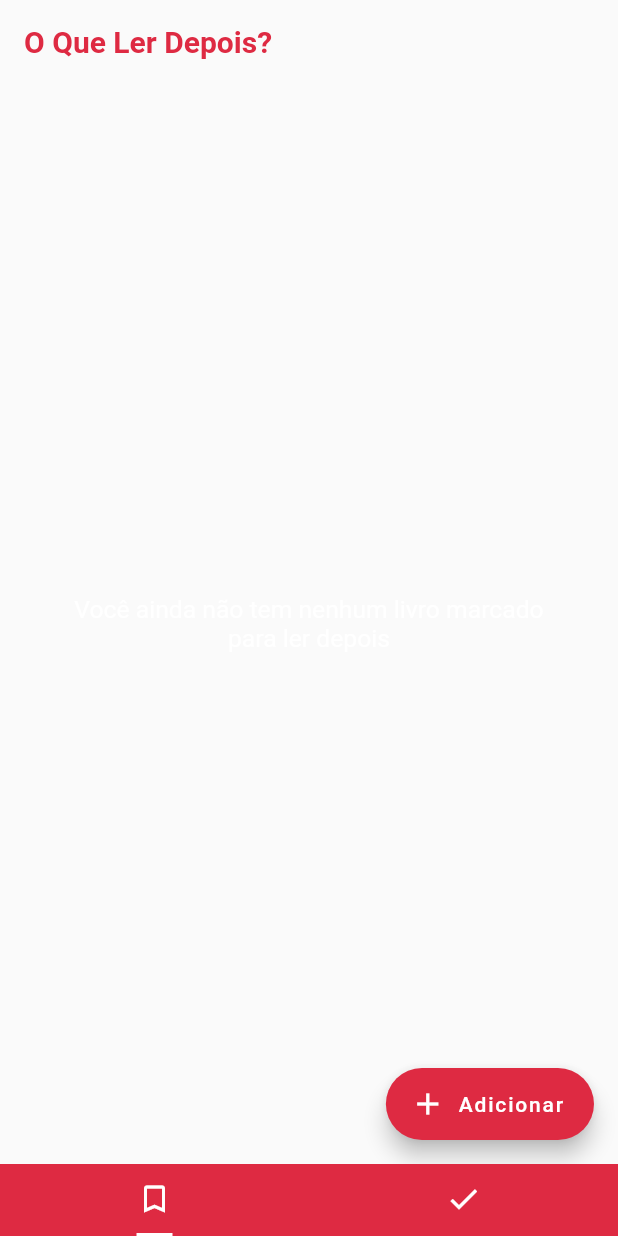
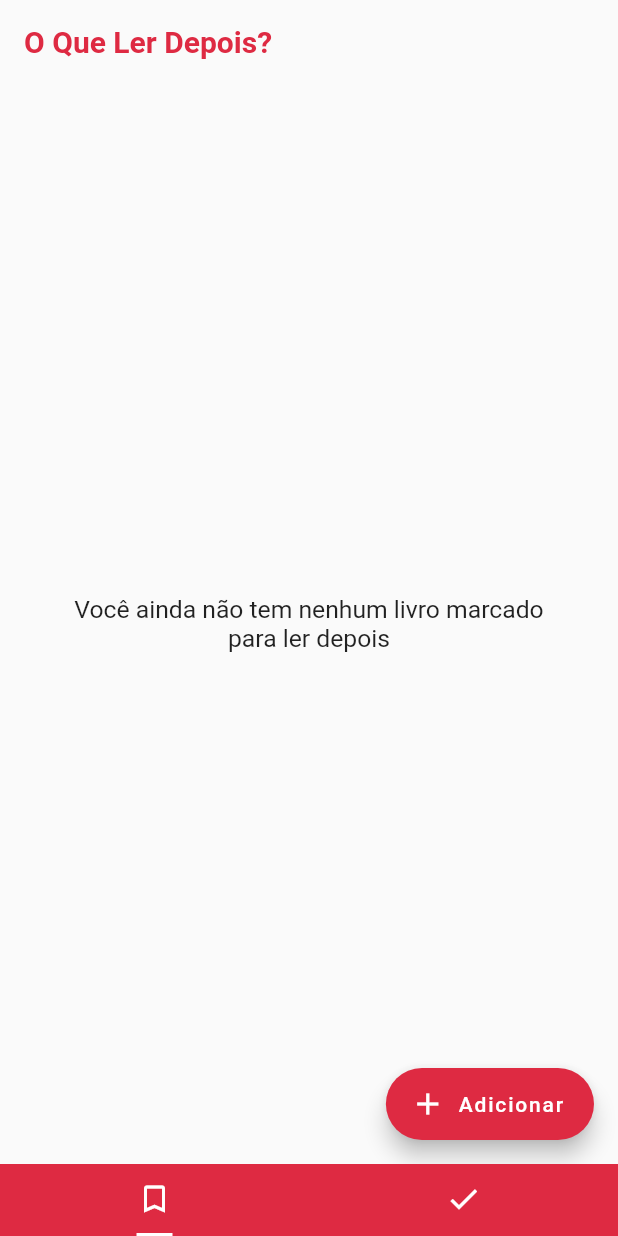
Before and after one commit to lgustavosoftwareengineer/read-it-later, a Flutter app: the screen it shows after launch, on a phone screen of 412 x 824 dp. Run offline on Flutter 3.47's test engine with Material 2 defaults, Android fonts, the phone set to English and light mode, and no system bars; our stand-ins replace shared_preferences, sqflite; missing offline and left inert: flutter_statusbarcolor; accounts and stored records are empty.

Commit message:
fix: fixing the color from MyText widget

```diff
--- a/lib/widgets/text.item.dart
+++ b/lib/widgets/text.item.dart
@@ -11,7 +11,7 @@ class TextItem extends StatelessWidget {
     return Text(
       data,
       style: TextStyle(
-          color: Theme.of(context).accentTextTheme.bodyText1.color,
+          color: Theme.of(context).textTheme.bodyText1.color,
           fontSize: MediaQuery.of(context).size.width / 25),
       textAlign: TextAlign.center,
       overflow: TextOverflow.clip,
```
